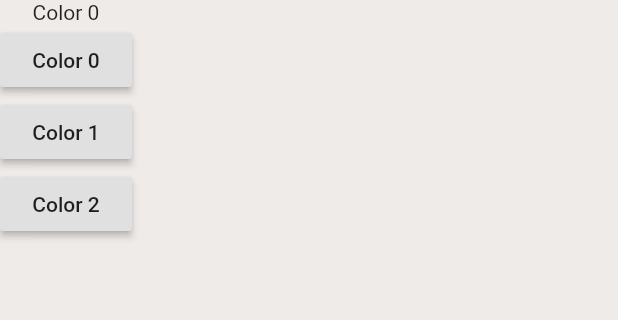
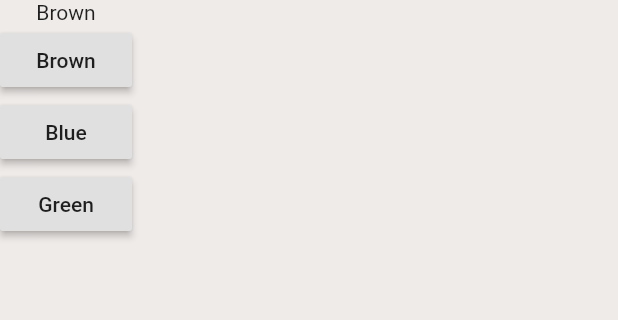
Before and after one commit to Anotheroption4726/flutter_firebase, a Flutter app: the screen it shows once a user with an empty profile is signed in, on a phone screen of 412 x 824 dp, the part 84-404 px from its top. Run offline on Flutter 3.47's test engine with Material 2 defaults, Android fonts, the phone set to English and light mode, and no system bars; our stand-ins replace firebase_auth; accounts and stored records are empty.

Commit message:
color picker front

```diff
--- a/lib/screens/home/home.dart
+++ b/lib/screens/home/home.dart
@@ -15,11 +15,13 @@ class HomeState extends State<Home> {
 
   int colorIndex = 0;
 
+  Color colorPicked = Colors.brown[400];
+
   var colorChoice =
   [
-    'Color 0',
-    'Color 1',
-    'Color 2'
+    'Brown',
+    'Blue',
+    'Green'
   ];
 
   @override
@@ -32,6 +34,16 @@ class HomeState extends State<Home> {
         colorIndex = colorChosen;
         print("$colorChoice[$colorIndex] chosen!");
         //print(questionIndex);
+
+        if(colorChosen == 1){
+          colorPicked = Colors.blue[400];
+        }
+        else if(colorChosen == 2){
+          colorPicked = Colors.green[400];
+        }
+        else{
+          colorPicked = Colors.brown[400];
+        }
       });
     }
 
@@ -39,7 +51,7 @@ class HomeState extends State<Home> {
       backgroundColor: Colors.brown[50],
       appBar: AppBar(
         title: Text('Flutter Firebase'),
-        backgroundColor: Colors.brown[400],
+        backgroundColor: colorPicked,
         elevation: 0.0,
         actions: <Widget>[
           FlatButton.icon(
@@ -56,15 +68,15 @@ class HomeState extends State<Home> {
         children: <Widget>[
           Text(colorChoice[colorIndex]),
           RaisedButton(
-            child: Text('Color 0'),
+            child: Text('Brown'),
             onPressed: () => pickColor(0)
           ),
           RaisedButton(
-            child: Text('Color 1'),
+            child: Text('Blue'),
             onPressed: () => pickColor(1)
           ),
           RaisedButton(
-            child: Text('Color 2'),
+            child: Text('Green'),
             onPressed: () => pickColor(2)
           ),
         ],
```
